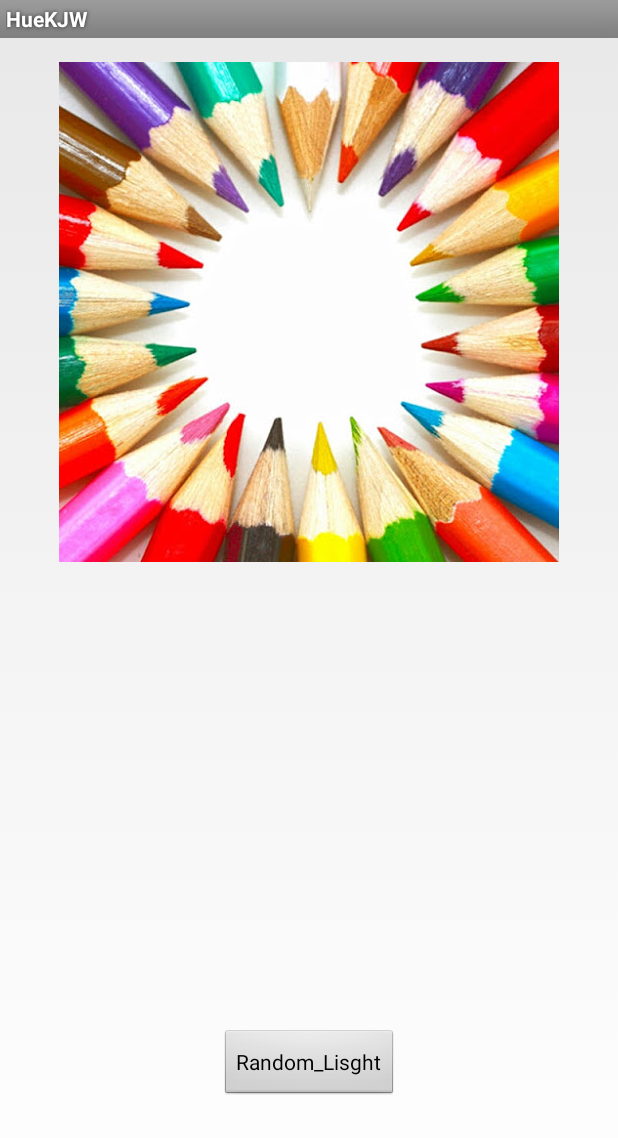
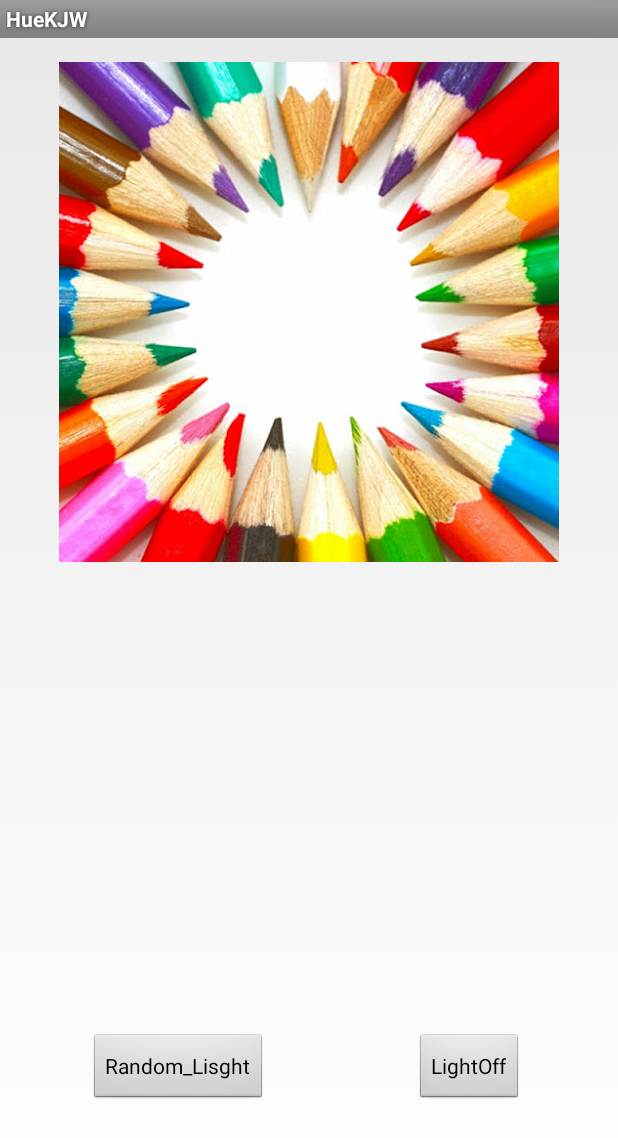
Before and after one commit to nakjw0619/HueKJWProject, an Android app: the LightControlActivity screen opened directly, with no data from a screen before it, on a phone screen of 412 x 824 dp. Shown: the top 1138 px of the screen. Run offline under Robolectric (Android 15) with nearby library versions, the phone set to English and light mode, and no system bars.

```diff
--- a/app/src/main/java/kjw/graduproject/com/huekjw/BridgeCheckService.java
+++ b/app/src/main/java/kjw/graduproject/com/huekjw/BridgeCheckService.java
@@ -34,7 +34,7 @@ public class BridgeCheckService extends IntentService {
 
         super.onStartCommand(intent, flags, startId);
 
-//        Toast.makeText(this, "Service Started", Toast.LENGTH_SHORT).show();
+        Toast.makeText(this, "Service Started", Toast.LENGTH_SHORT).show();
 //        final String action = intent.getAction();
 //        Toast.makeText(this, action, Toast.LENGTH_SHORT).show();
         new Thread(new Runnable() {
@@ -43,7 +43,7 @@ public class BridgeCheckService extends IntentService {
 
                     try {
                         new PostActivity(getApplicationContext(), 1).execute();
-                        Thread.sleep(5000*60); // 5분에 1회로 변경
+                        Thread.sleep(1000*60); // 5분에 1회로 변경
                     } catch (InterruptedException e) {
                         e.printStackTrace();
                     }
--- a/app/src/main/java/kjw/graduproject/com/huekjw/PostActivity.java
+++ b/app/src/main/java/kjw/graduproject/com/huekjw/PostActivity.java
@@ -50,7 +50,7 @@ public class PostActivity extends AsyncTask<String, Void, String> {
         List<PHLight> allLights = bridge.getResourceCache().getAllLights();
 
         for (PHLight light : allLights) {
-            PHLightState lightState = new PHLightState();
+            PHLightState lightState = light.getLastKnownLightState();
             if( lightState.isOn() ) {
                 isOnOrOffValue = "1";
             }else
--- a/app/src/main/java/kjw/graduproject/com/huekjw/StaticEnergeUsageCharActivity.java
+++ b/app/src/main/java/kjw/graduproject/com/huekjw/StaticEnergeUsageCharActivity.java
@@ -63,11 +63,11 @@ public class StaticEnergeUsageCharActivity extends Activity {
 
         // 상단 표시 제목과 글자 크기
 //        renderer.setFitLegend(true);
-        renderer.setChartTitle("Hue Enery Usage on Recent 10 Days"); // Month 표시하기
+//        renderer.setChartTitle("Hue Enery Usage on Recent 10 Days"); // Month 표시하기
         renderer.setChartTitleTextSize(30);
 
         // 분류에 대한 이름
-        String[] titles = new String[] { "Days Usage" };
+        String[] titles = new String[] { "Hue Enery Usage on Recent 10 Days" };
 
         // 항목을 표시하는데 사용될 색상값
         int[] colors = new int[] { Color.GRAY};
--- a/app/src/main/java/kjw/graduproject/com/huekjw/VIewControlActivity.java
+++ b/app/src/main/java/kjw/graduproject/com/huekjw/VIewControlActivity.java
@@ -64,7 +64,9 @@ public class VIewControlActivity extends Activity {
 
                 for (PHLight light : allLights) {
                     PHLightState lightState = light.getLastKnownLightState();
+
                     if (lightState.isOn()) {
+//                    if (lightState.isOn() || lightState.isReachable()) {
                         isOnOrOffValue = "1";
                     } else {
                         isOnOrOffValue = "0";
--- a/app/src/main/res/layout/activity_light_control.xml
+++ b/app/src/main/res/layout/activity_light_control.xml
@@ -23,7 +23,21 @@
         android:layout_height="wrap_content"
         android:text="Random_Lisght"
         android:id="@+id/buttonRand"
+        android:layout_marginBottom="71dp"
+        android:layout_marginLeft="43dp"
+        android:layout_marginStart="43dp"
         android:layout_alignParentBottom="true"
-        android:layout_centerHorizontal="true"
-        android:layout_marginBottom="74dp" />
+        android:layout_alignParentLeft="true"
+        android:layout_alignParentStart="true" />
+
+    <Button
+        android:layout_width="wrap_content"
+        android:layout_height="wrap_content"
+        android:text="LightOff"
+        android:id="@+id/blightoff"
+        android:layout_alignTop="@+id/buttonRand"
+        android:layout_alignParentRight="true"
+        android:layout_alignParentEnd="true"
+        android:layout_marginRight="47dp"
+        android:layout_marginEnd="47dp" />
 </RelativeLayout>
```
Also changed, not shown: app/src/main/java/kjw/graduproject/com/huekjw/GetRemoteDataActivity.java (+4 -3 lines), app/src/main/java/kjw/graduproject/com/huekjw/LightControlActivity.java (+35 -1 lines).
